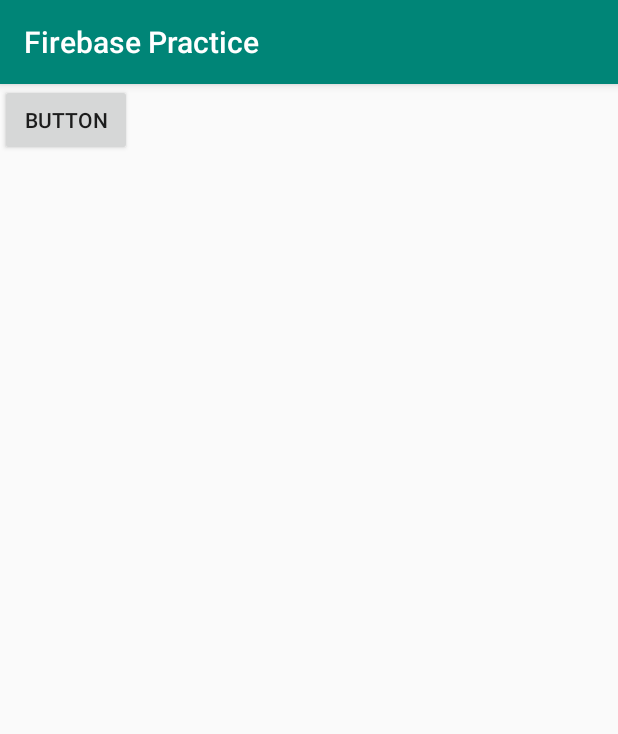
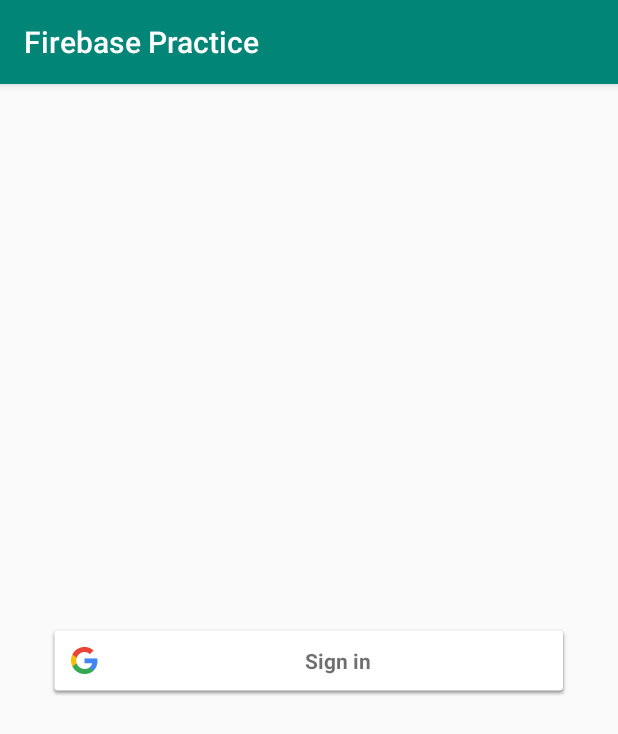
Before and after one commit to Aftermoon-dev/FirebasePractice, an Android app: the screen it shows after launch (LoginActivity), on a phone screen of 412 x 824 dp. Shown: the top 734 px of the screen. Run offline under Robolectric (Android 15) with nearby library versions, the phone set to English and light mode, and no system bars; our stand-ins replace Firebase (no records; nobody signed in at launch, a user with empty details on screens opened directly).

Commit message:
Add Firebase Login using Google ID

```diff
--- a/app/src/main/AndroidManifest.xml
+++ b/app/src/main/AndroidManifest.xml
@@ -9,7 +9,7 @@
         android:roundIcon="@mipmap/ic_launcher_round"
         android:supportsRtl="true"
         android:theme="@style/AppTheme">
-        <activity android:name=".main.login.LoginActivity">
+        <activity android:name=".main.view.LoginActivity">
             <intent-filter>
                 <action android:name="android.intent.action.MAIN" />
                 <category android:name="android.intent.category.LAUNCHER" />
--- a/app/src/main/java/dev/aftermoon/firebasepractice/main/login/LoginActivity.kt
+++ /dev/null
@@ -1,19 +0,0 @@
-package dev.aftermoon.firebasepractice.main.login
-
-import android.os.Bundle
-import dev.aftermoon.firebasepractice.BaseActivity
-import dev.aftermoon.firebasepractice.R
-
-class LoginActivity : BaseActivity(),
-    LoginContract.View {
-    private lateinit var loginPresenter: LoginPresenter
-    override fun onCreate(savedInstanceState: Bundle?) {
-        super.onCreate(savedInstanceState)
-        setContentView(R.layout.activity_login)
-        loginPresenter.createView(this)
-    }
-
-    override fun initPresenter() {
-       loginPresenter = LoginPresenter()
-    }
-}
--- a/app/src/main/java/dev/aftermoon/firebasepractice/main/login/LoginContract.kt
+++ b/app/src/main/java/dev/aftermoon/firebasepractice/main/presenter/LoginContract.kt
@@ -1,12 +1,15 @@
-package dev.aftermoon.firebasepractice.main.login
+package dev.aftermoon.firebasepractice.main.presenter
 
+import com.google.android.gms.auth.api.signin.GoogleSignInOptions
 import dev.aftermoon.firebasepractice.BasePresenter
 import dev.aftermoon.firebasepractice.BaseView
 
 interface LoginContract {
     interface View: BaseView {
+        fun showGoogleLogin(gso: GoogleSignInOptions)
     }
 
     interface Presenter: BasePresenter<View> {
+        fun getGSO(gsoToken: String)
     }
 }
--- a/app/src/main/res/layout/activity_login.xml
+++ b/app/src/main/res/layout/activity_login.xml
@@ -4,13 +4,19 @@
     xmlns:tools="http://schemas.android.com/tools"
     android:layout_width="match_parent"
     android:layout_height="match_parent"
-    tools:context=".main.login.LoginActivity">
+    tools:context=".main.view.LoginActivity">
 
-    <Button
-        android:id="@+id/button"
-        android:layout_width="wrap_content"
+    <com.google.android.gms.common.SignInButton
+        android:id="@+id/sign_in_button"
+        android:layout_width="0dp"
         android:layout_height="wrap_content"
-        android:text="Button"
-        tools:layout_editor_absoluteX="155dp"
-        tools:layout_editor_absoluteY="341dp" />
+        android:layout_marginStart="32dp"
+        android:layout_marginTop="338dp"
+        android:layout_marginEnd="32dp"
+        android:layout_marginBottom="338dp"
+        app:layout_constraintBottom_toBottomOf="parent"
+        app:layout_constraintEnd_toEndOf="parent"
+        app:layout_constraintStart_toStartOf="parent"
+        app:layout_constraintTop_toTopOf="parent" />
+
 </androidx.constraintlayout.widget.ConstraintLayout>
```
Also changed, not shown: app/src/main/java/dev/aftermoon/firebasepractice/main/login/LoginPresenter.kt (deleted, +0 -16 lines), app/src/main/java/dev/aftermoon/firebasepractice/main/presenter/LoginPresenter.kt (added, +25 -0 lines), app/src/main/java/dev/aftermoon/firebasepractice/main/view/LoginActivity.kt (added, +93 -0 lines), app/src/main/java/dev/aftermoon/firebasepractice/util/Util.kt (added, +7 -0 lines).
